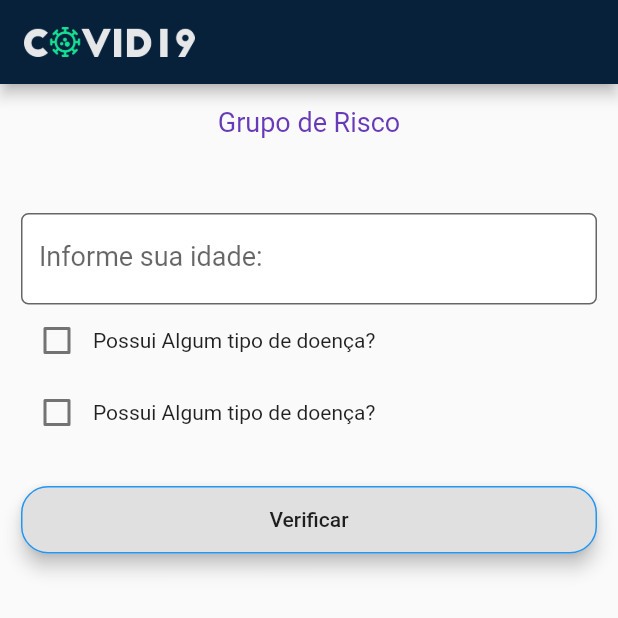
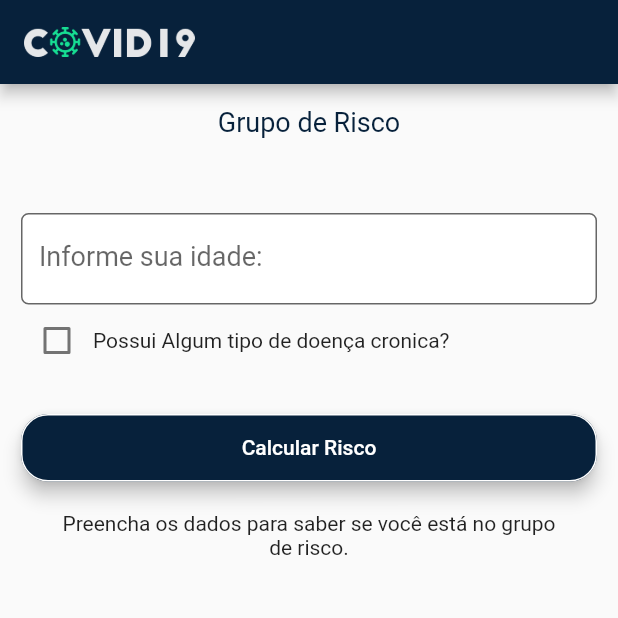
Before and after one commit to allefsousa/Risk-group-App, a Flutter app: the screen it shows after launch, on a phone screen of 412 x 824 dp, the top half of it. Run offline on Flutter 3.47's test engine with Material 2 defaults, Android fonts, the phone set to English and light mode, and no system bars.

Commit message:
Mensagem via texto

```diff
--- /dev/null
+++ b/lib/bloc/calculateBloc.dart
@@ -0,0 +1,27 @@
+
+import 'package:flutter/cupertino.dart';
+
+class CalculateBloc{
+  var idadeInformada = new TextEditingController();
+  var doencaCronica = false;
+  var result = "Preencha os dados para saber se você está no grupo de risco.";
+
+  calculate(){
+    int idade = int.parse(idadeInformada.value.text);
+
+    if(!doencaCronica){
+      if(idade >= 50){
+        return;
+      }else{
+        result = "Atenção, você não esta no grupo de risco.";
+      }
+    }else{
+      result = "Atenção, você esta no grupo de risco.\n É preciso ficar em isolamento social.";
+    }
+
+
+  }
+  clearControls(){
+    idadeInformada.clear();
+  }
+}
--- a/lib/main.dart
+++ b/lib/main.dart
@@ -1,5 +1,7 @@
 import 'package:flutter/material.dart';
 import 'package:flutter/services.dart';
+
+import 'bloc/calculateBloc.dart';
 
 void main() {
   SystemChrome.setPreferredOrientations(
@@ -30,13 +32,13 @@ class MyHomePage extends StatefulWidget {
 }
 
 class _MyHomePageState extends State<MyHomePage> {
-  int _counter = 0;
+  var bloc = new CalculateBloc();
 
   void _incrementCounter() {
-    setState(() {
-      _counter++;
-    });
+    setState(() {});
   }
+
+  final _formKey = GlobalKey<FormState>();
 
   @override
   Widget build(BuildContext context) {
@@ -54,55 +56,83 @@ class _MyHomePageState extends State<MyHomePage> {
             child: Column(
               children: <Widget>[
                 Text("Grupo de Risco",
-                    style: TextStyle(fontSize: 18.0, color: Colors.deepPurple)),
+                    style: TextStyle(fontSize: 18.0, color: Color(0xff07213B))),
                 Padding(padding: EdgeInsets.fromLTRB(15.0, 50.0, 15.0, 0.0)),
+                Form(
+                    key: _formKey,
+                    child: Column(
+                      children: <Widget>[
                         TextFormField(
+                            validator: (value) {
+                              if (value.isEmpty) {
+                                return 'Please enter some text';
+                              }
+                              return null;
+                            },
                             style: TextStyle(fontSize: 18.0),
                             keyboardType: TextInputType.number,
                             autocorrect: false,
                             autofocus: false,
+                            controller: bloc.idadeInformada,
                             textInputAction: TextInputAction.done,
                             decoration: InputDecoration(
                               border: OutlineInputBorder(
-                          borderRadius: BorderRadius.all(Radius.circular(5.0)),
+                                  borderRadius:
+                                      BorderRadius.all(Radius.circular(5.0)),
                                   borderSide: BorderSide(color: Colors.blue)),
                               filled: true,
                               fillColor: Colors.white,
                               labelText: "Informe sua idade:",
                             )),
+                      ],
+                    )),
                 Row(
                   children: <Widget>[
                     Checkbox(
-                      value: false,
-                      onChanged: (bool value) {},
+                      value: bloc.doencaCronica,
+                      onChanged: (bool value) {
+                        setState(() {
+                          bloc.doencaCronica = value;
+                        });
+                      },
                     ),
                     Text(
-                      "Possui Algum tipo de doença?",
+                      "Possui Algum tipo de doença cronica?",
                       textAlign: TextAlign.end,
                     ),
                   ],
                 ),
-                Row(children: <Widget>[
-                  Checkbox(
-                    value: false,
-                    onChanged: (bool value) {},
-                  ),
-                  Text("Possui Algum tipo de doença?"),
-                ]),
                 Container(
                   padding: const EdgeInsets.fromLTRB(0.0, 25.0, 0.0, 0.0),
                   width: double.infinity,
                   height: 70.0,
                   child: RaisedButton(
-                    onPressed: () {},
+                    color: Color(0xff07213B),
+                    onPressed: () {
+                      if (_formKey.currentState.validate()) {
+                        setState(() {
+                          bloc.calculate();
+                          bloc.clearControls();
+                        });
+                      }
+                    },
                     elevation: 5.0,
                     shape: RoundedRectangleBorder(
                         borderRadius: new BorderRadius.circular(18.0),
-                    side: BorderSide(color: Colors.blue)
+                        side: BorderSide(color: Colors.white)),
+                    child: Text(
+                      "Calcular Risco",
+                      style: TextStyle(color: Colors.white),
                     ),
-                    child: Text("Verificar"),
                   ),
-                )
+                ),
+                Padding(
+                  padding: EdgeInsets.all(20),
+                  child: Text(
+                    bloc.result,
+                    textAlign: TextAlign.center,
+                  ),
+                ),
               ],
             ),
           ),
```
Lines whose indentation alone changed are shown as unchanged.
